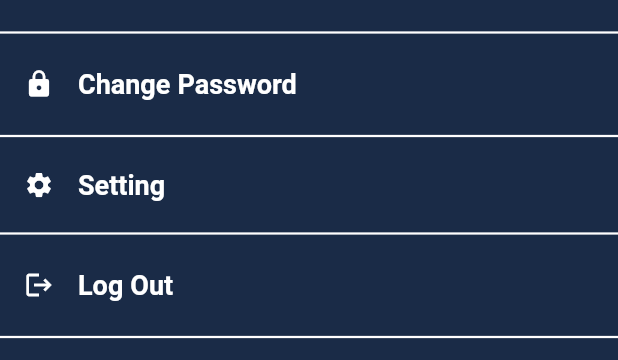
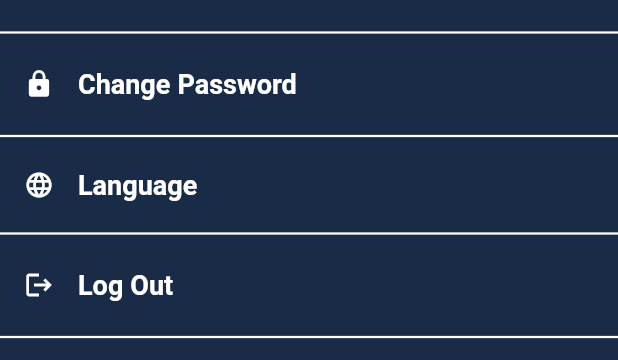
Before and after one commit to Junejune95/bookingappByChatSat, a Flutter app: the BookingMoreFragment screen opened directly, on a phone screen of 412 x 824 dp, the part 380-740 px from its top. Run offline on Flutter 3.47's test engine with Material 2 defaults, Android fonts, the light colour scheme and no system bars; drawn by our look-alikes of cached_network_image, nb_utils; our stand-ins replace dots_indicator, flutter_html, flutter_rating_bar, get, google_fonts, material_design_icons_flutter and 1 more; network calls fail; Roboto replaces fonts that are missing (Source Sans Pro).

Commit message:
langauge change

```diff
--- a/lib/fragments/BookingMoreFragment.dart
+++ b/lib/fragments/BookingMoreFragment.dart
@@ -1,6 +1,7 @@
 // ignore_for_file: prefer_const_constructors
 
 import 'package:bookingapp/screen/BookingHistoryScreen.dart';
+import 'package:bookingapp/screen/BookingLanguageScreen.dart';
 import 'package:bookingapp/screen/BookingSignInScreen.dart';
 import 'package:bookingapp/screen/BookingUserInformationScreen.dart';
 import 'package:bookingapp/utils/BookingColors.dart';
@@ -57,9 +58,11 @@ class BookingMoreFragment extends StatelessWidget {
         ),
         dividerWidget(),
         itemWidget(
-          Booking_lbl_Setting,
-          Booking_ic_setting,
-          () {},
+          Booking_lbl_Language,
+          Booking_ic_language,
+          () {
+               BookingLanguageScreen().launch(context,pageRouteAnimation: PageRouteAnimation.SlideBottomTop);
+          },
         ),
         dividerWidget(),
         itemWidget(
--- a/lib/main.dart
+++ b/lib/main.dart
@@ -4,11 +4,13 @@ import 'package:bookingapp/fragments/BookingHomeFragment.dart';
 import 'package:bookingapp/fragments/BookingHotelFragment.dart';
 import 'package:bookingapp/utils/BookingColors.dart';
 import 'package:flutter/material.dart';
+import 'package:get/get_navigation/src/root/get_material_app.dart';
 
 import 'app_enum.dart';
 import 'fragments/BookingMoreFragment.dart';
 import 'screen/BookingSplash.dart';
 import 'utils/AppTheme.dart';
+import 'utils/localStrings.dart';
 
 void main() {
   runApp(const MyApp());
@@ -20,11 +22,13 @@ class MyApp extends StatelessWidget {
   // This widget is the root of your application.
   @override
   Widget build(BuildContext context) {
-    return MaterialApp(
+    return GetMaterialApp(
       debugShowCheckedModeBanner: false,
       title: 'Booking App',
       theme: AppThemeData.lightTheme,
+       translations: LocaleString(),
       home:  BookingSplash(),
+       locale: Locale('en','US'),
     );
   }
 }
--- a/lib/utils/BookingIconsImages.dart
+++ b/lib/utils/BookingIconsImages.dart
@@ -14,7 +14,7 @@ IconData Booking_ic_location = Icons.location_on;
 IconData Booking_ic_person = Icons.person;
 IconData Booking_ic_history = Icons.history;
 IconData Booking_ic_lock = Icons.lock;
-IconData Booking_ic_setting = Icons.settings;
+IconData Booking_ic_language = Icons.language;
 IconData Booking_ic_logout = Icons.logout;
 IconData Booking_ic_time = Icons.watch_later_outlined;
 IconData Booking_ic_email = Icons.email;
--- a/lib/utils/BookingStrings.dart
+++ b/lib/utils/BookingStrings.dart
@@ -79,7 +79,7 @@ const Booking_lbl_Hotel_service7= "Tickets";
 const Booking_lbl_My_profile= "My Profile";
 const Booking_lbl_Booking_history= "Booking History";
 const Booking_lbl_Change_password= "Change Password";
-const Booking_lbl_Setting= "Setting";
+const Booking_lbl_Language= "Language";
 const Booking_lbl_Log_out= "Log Out";
 
 
--- /dev/null
+++ b/lib/utils/localStrings.dart
@@ -0,0 +1,33 @@
+import 'package:get/get.dart';
+
+class LocaleString extends Translations{
+  @override
+  // TODO: implement keys
+  Map<String, Map<String, String>> get keys => {
+     //ENGLISH LANGUAGE
+    'en_US':{
+      'hello':'Hello World',
+      'message':'Welcome to Proto Coders Point',
+      'title':'Flutter Language - Localization',
+      'sub':'Subscribe Now',
+      'changelang':'Change Language'
+    },
+     //HINDI LANGUAGE
+    'hi_IN':{
+      'hello': 'नमस्ते दुनिया',
+      'message':'प्रोटो कोडर प्वाइंट में आपका स्वागत है',
+      'title':'स्पंदन भाषा - स्थानीयकरण',
+      'subscribe':'सब्सक्राइब',
+      'changelang':'भाषा बदलो'
+    },
+    //KANNADA LANGUAGE
+    'kn_IN':{
+      'hello': 'ಹಲೋ ವರ್ಲ್ಡ್',
+      'message':'ಪ್ರೋಟೋ ಕೋಡರ್ ಪಾಯಿಂಟ್‌ಗೆ ಸುಸ್ವಾಗತ',
+      'title':'ಬೀಸು ಭಾಷೆ - ಸ್ಥಳೀಕರಣ',
+      'subscribe':'ವಂತಿಗೆ ಕೊಡು',
+      'changelang':'ಭಾಷೆ ಬದಲಿಸಿ'
+    }
+  };
+
+}
--- a/pubspec.yaml
+++ b/pubspec.yaml
@@ -45,6 +45,7 @@ dependencies:
   syncfusion_flutter_datepicker: ^20.1.47
   flutter_html: ^2.2.1
   dots_indicator: ^2.1.0
+  get: ^4.6.1
 
 dev_dependencies:
   flutter_test:
```
Also changed, not shown: lib/screen/BookingLanguageScreen.dart (added, +85 -0 lines), pubspec.lock.
